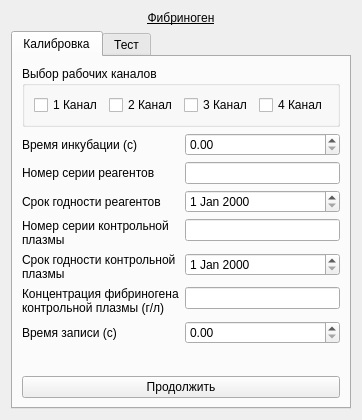
Qt form choisedialog/ko3.ui (krang4d/Agrekola) before a commit.
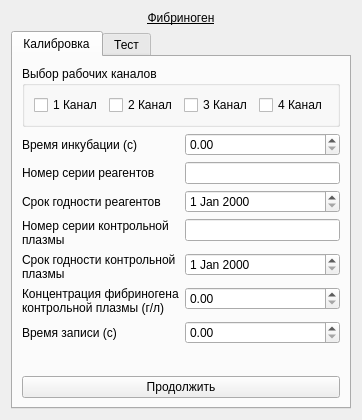
The same form after that commit.

```diff
--- a/choisedialog/ko3.ui
+++ b/choisedialog/ko3.ui
@@ -130,13 +130,6 @@
            </property>
           </widget>
          </item>
-         <item row="5" column="1">
-          <widget class="QLineEdit" name="lineEdit_calibFibrinogenKPlazma">
-           <property name="enabled">
-            <bool>true</bool>
-           </property>
-          </widget>
-         </item>
          <item row="0" column="1">
           <widget class="QDoubleSpinBox" name="doubleSpinBox_calibIncube"/>
          </item>
@@ -150,6 +143,9 @@
          <item row="6" column="1">
           <widget class="QDoubleSpinBox" name="doubleSpinBox_calibWriteTime"/>
          </item>
+         <item row="5" column="1">
+          <widget class="QDoubleSpinBox" name="doubleSpinBox_calibFibrinogenKPlazma"/>
+         </item>
         </layout>
        </item>
        <item>
```
